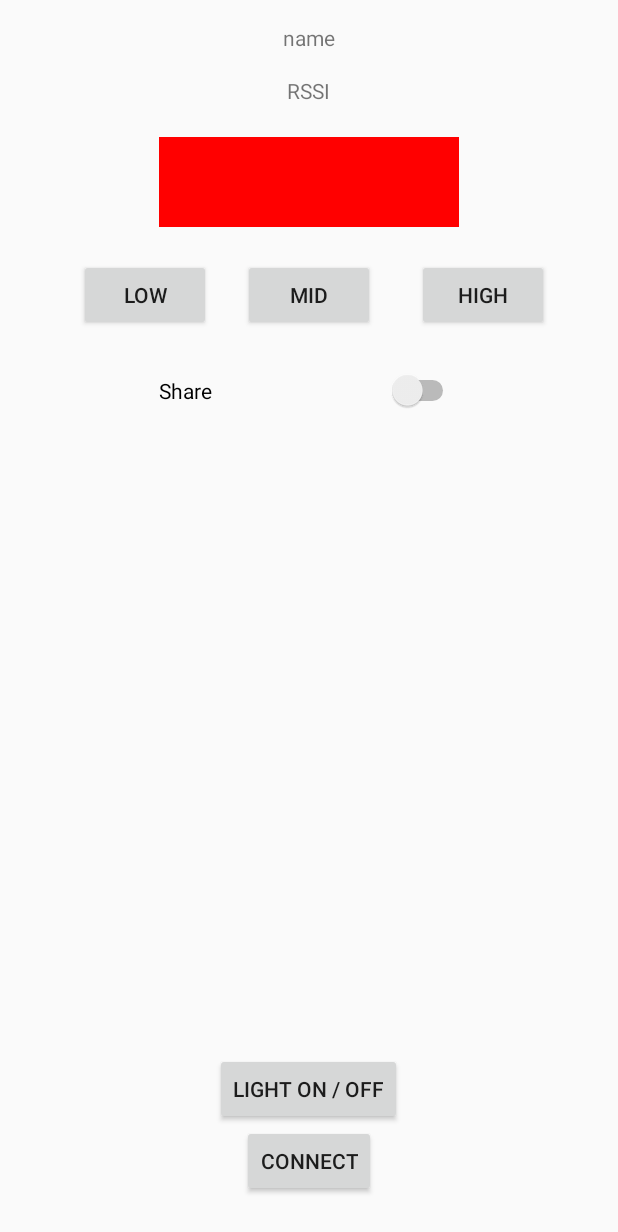
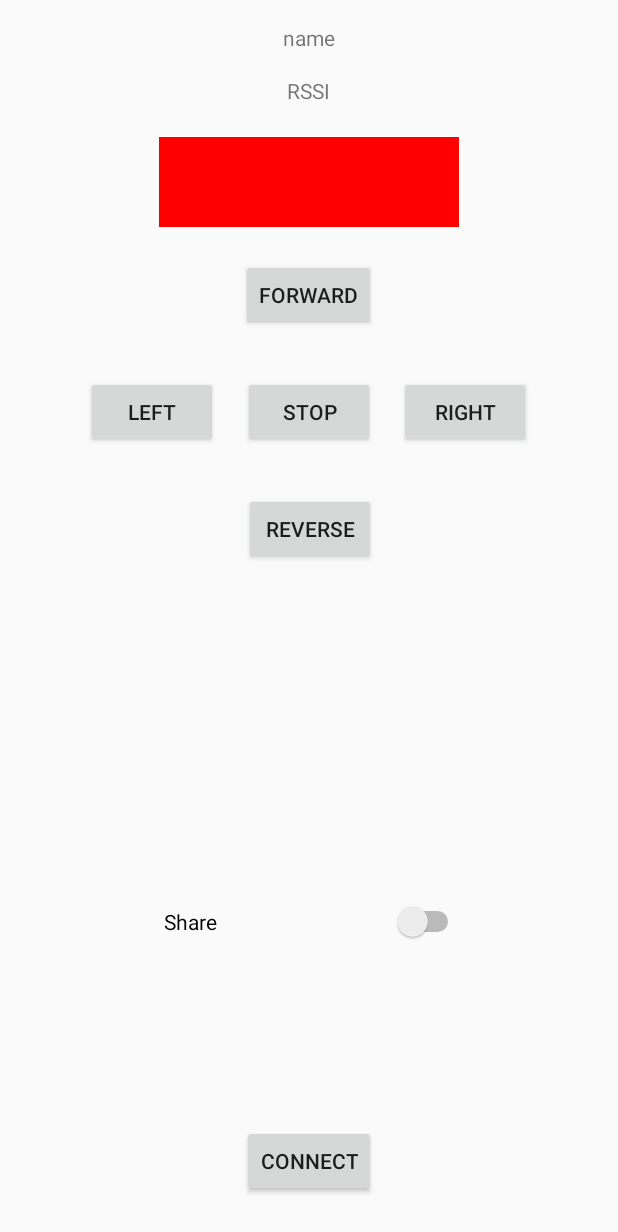
Before and after one commit to kerryeven/BDSK_Artemis_BlueTooth_StudyGuide, an Android app: the layout activity_peripheral_control.xml on its own in the app's theme, with its tools: preview values and no code run, on a phone screen of 412 x 824 dp. Shown: the top 1232 px of the screen. Run offline under Robolectric (Android 15) with nearby library versions, the phone set to English and light mode, and no system bars.

Commit message:
- Automated connection to mac address set in MainActivity - Re-named re-arranged buttons for motor control - added Immediate Alert levels 3 and 4 for motor actions - Fixed so that button click sends alert without second button click...wasn't set up correctly b4

```diff
--- a/app/src/main/java/e/kerry/bdsk/Constants.java
+++ b/app/src/main/java/e/kerry/bdsk/Constants.java
@@ -8,4 +8,6 @@ public class Constants {
     public static final byte [] ALERT_LEVEL_LOW = { (byte) 0x00};
     public static final byte [] ALERT_LEVEL_MID = { (byte) 0x01};
     public static final byte [] ALERT_LEVEL_HIGH = { (byte) 0x02};
+    public static final byte [] ALERT_LEVEL_STOP = { (byte) 0x03};
+    public static final byte [] ALERT_LEVEL_OTHER = { (byte) 0x04};
 }
--- a/app/src/main/res/layout/activity_peripheral_control.xml
+++ b/app/src/main/res/layout/activity_peripheral_control.xml
@@ -1,7 +1,8 @@
 <?xml version="1.0" encoding="utf-8"?>
 <RelativeLayout xmlns:android="http://schemas.android.com/apk/res/android"
     android:layout_width="match_parent"
-    android:layout_height="match_parent">
+    android:layout_height="match_parent"
+    android:onClick="onNoise">
     android:orientation="vertical" >
 
     <TextView
@@ -11,6 +12,7 @@
         android:layout_centerHorizontal="true"
         android:layout_marginTop="15dp"
         android:text="name" />
+
     <TextView
         android:id="@+id/rssiTextView"
         android:layout_width="wrap_content"
@@ -19,6 +21,7 @@
         android:layout_centerHorizontal="true"
         android:layout_marginTop="16dp"
         android:text="RSSI" />
+
     <LinearLayout
         android:id="@+id/rectangle"
         android:layout_width="200dp"
@@ -28,36 +31,51 @@
         android:layout_marginTop="21dp"
         android:background="#FF0000"
         android:orientation="vertical"
-        android:padding="10dp" >
-    </LinearLayout>
+        android:padding="10dp"></LinearLayout>
+
     <Button
-        android:id="@+id/lowButton"
+        android:id="@+id/leftButton"
         android:layout_width="wrap_content"
         android:layout_height="wrap_content"
-        android:layout_alignBottom="@+id/midButton"
-        android:layout_marginRight="21dp"
-        android:layout_toLeftOf="@+id/midButton"
+        android:layout_below="@+id/fwrdButton"
+        android:layout_marginTop="30dp"
+        android:layout_marginRight="15dp"
+        android:layout_toLeftOf="@+id/fwrdButton"
         android:onClick="onLow"
-        android:text="Low" />
+        android:text="Left" />
+
     <Button
-        android:id="@+id/midButton"
+        android:id="@+id/rvrseButton"
+        android:layout_width="wrap_content"
+        android:layout_height="wrap_content"
+        android:layout_below="@id/leftButton"
+        android:layout_alignEnd="@+id/fwrdButton"
+        android:layout_marginTop="30dp"
+        android:layout_marginEnd="0dp"
+        android:onClick="onOther"
+        android:text="Reverse" />
+
+    <Button
+        android:id="@+id/fwrdButton"
         android:layout_width="wrap_content"
         android:layout_height="wrap_content"
         android:layout_below="@+id/rectangle"
         android:layout_centerHorizontal="true"
         android:layout_marginTop="21dp"
         android:onClick="onMid"
-        android:text="Mid" />
+        android:text="Forward" />
+
     <Button
-        android:id="@+id/highButton"
+        android:id="@+id/rightButton"
         android:layout_width="wrap_content"
         android:layout_height="wrap_content"
-        android:layout_alignBaseline="@+id/midButton"
-        android:layout_alignBottom="@+id/midButton"
-        android:layout_marginLeft="28dp"
-        android:layout_toRightOf="@+id/midButton"
+        android:layout_alignBaseline="@id/leftButton"
+        android:layout_alignBottom="@+id/fwrdButton"
+        android:layout_marginLeft="15dp"
+        android:layout_toRightOf="@+id/fwrdButton"
         android:onClick="onHigh"
-        android:text="High" />
+        android:text="Right" />
+
     <Button
         android:id="@+id/connectButton"
         android:layout_width="wrap_content"
@@ -69,28 +87,32 @@
         android:text="Connect" />
 
     <Button
-        android:id="@+id/noiseButton"
+        android:id="@+id/stopButton"
         android:layout_width="wrap_content"
         android:layout_height="wrap_content"
-        android:layout_above="@+id/connectButton"
+        android:layout_above="@id/rvrseButton"
         android:layout_centerHorizontal="true"
-        android:onClick="onNoise"
-        android:text="Light On / Off" />
+        android:onClick="onStop"
+        android:text="Stop" />
+
     <TextView
         android:id="@+id/msgTextView"
         android:layout_width="wrap_content"
         android:layout_height="wrap_content"
-        android:layout_above="@+id/noiseButton"
+        android:layout_above="@+id/stopButton"
         android:layout_centerHorizontal="true"
         android:layout_marginTop="16dp"
         android:text="" />
+
     <Switch
         android:id="@+id/switch1"
         android:layout_width="wrap_content"
         android:layout_height="wrap_content"
+        android:layout_below="@+id/leftButton"
         android:layout_alignLeft="@+id/rectangle"
         android:layout_alignRight="@+id/rectangle"
-        android:layout_below="@+id/lowButton"
-        android:layout_marginTop="26dp"
+        android:layout_marginLeft="3dp"
+        android:layout_marginTop="302dp"
+        android:layout_marginRight="-3dp"
         android:text="Share" />
 </RelativeLayout>
--- a/build.gradle
+++ b/build.gradle
@@ -7,7 +7,7 @@ buildscript {
 
     }
     dependencies {
-        classpath 'com.android.tools.build:gradle:3.5.0'
+        classpath 'com.android.tools.build:gradle:3.5.2'
 
         // NOTE: Do not place your application dependencies here; they belong
         // in the individual module build.gradle files
```
Also changed, not shown: app/src/main/java/e/kerry/bdsk/ui/MainActivity.java (+43 -20 lines), app/src/main/java/e/kerry/bdsk/ui/PeripheralControlActivity.java (+105 -30 lines).
